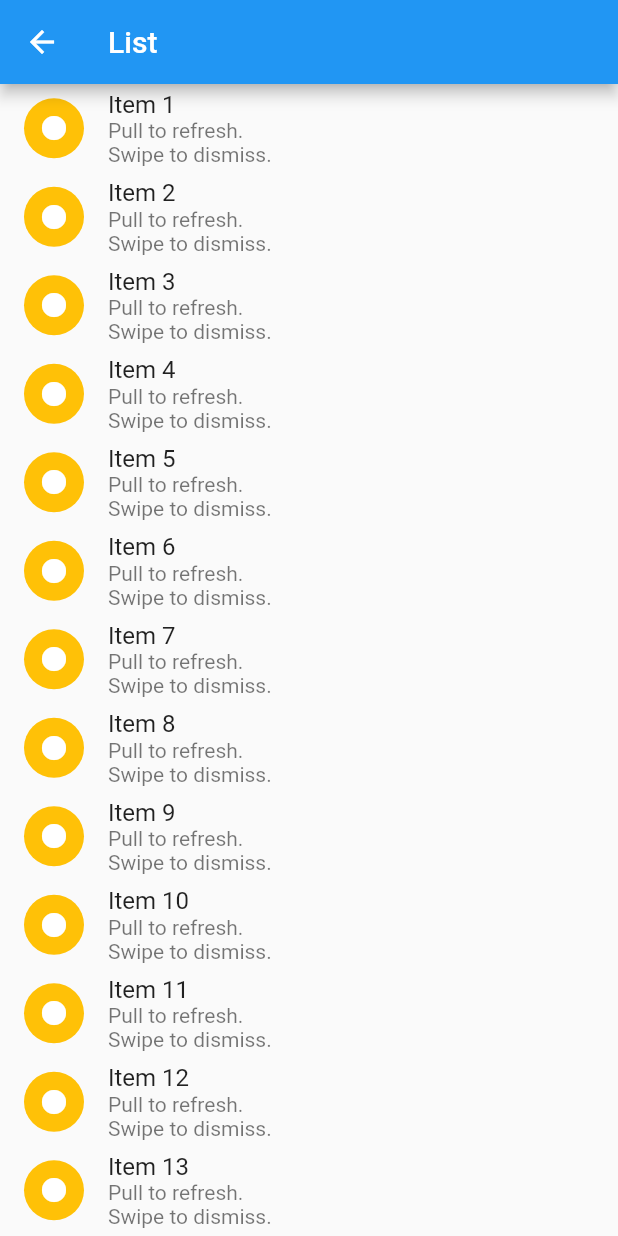
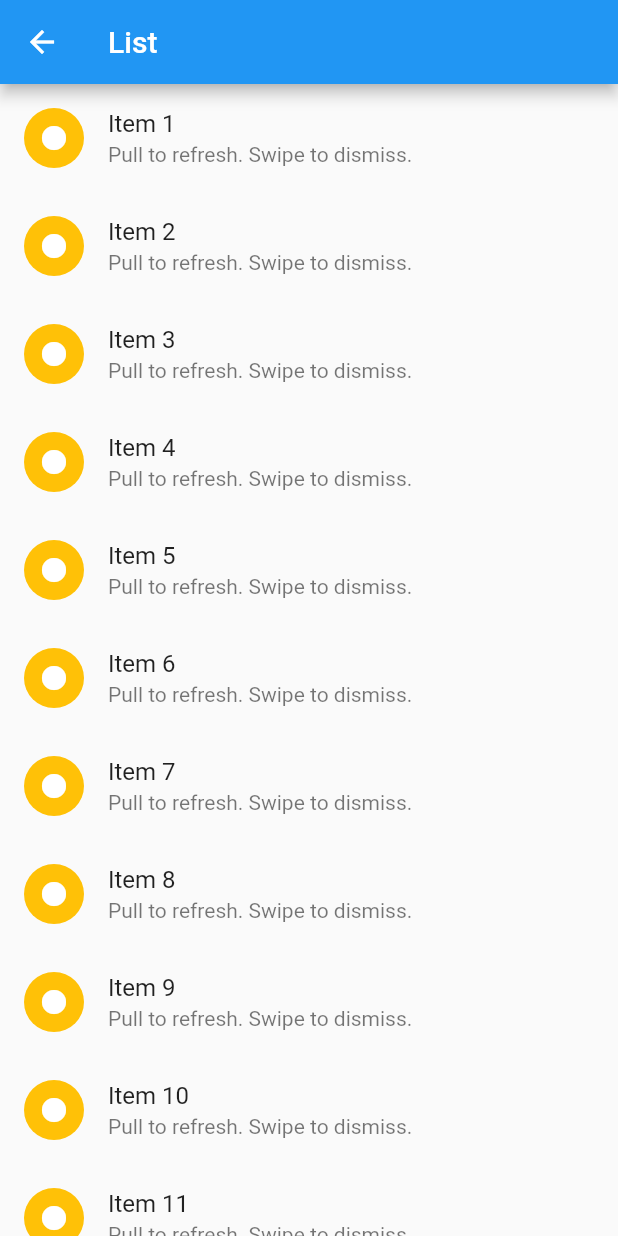
Before and after one commit to Eajy/flutter_demo, a Flutter app: the ListPage screen opened directly, on a phone screen of 412 x 824 dp. Run offline on Flutter 3.47's test engine with Material 2 defaults, Android fonts, the phone set to English and light mode, and no system bars.

```diff
--- a/lib/route/list.dart
+++ b/lib/route/list.dart
@@ -85,7 +85,7 @@ class ListPageState extends State<ListPage> {
                       new Icon(Icons.fiber_manual_record, color: Colors.white),
                 ),
                 title: new Text('$item'),
-                subtitle: new Text('Pull to refresh.\nSwipe to dismiss.'),
+                subtitle: new Text('Pull to refresh. Swipe to dismiss.'),
                 onTap: () {},
               ),
             );
```
Also changed, not shown: 3 other files.
